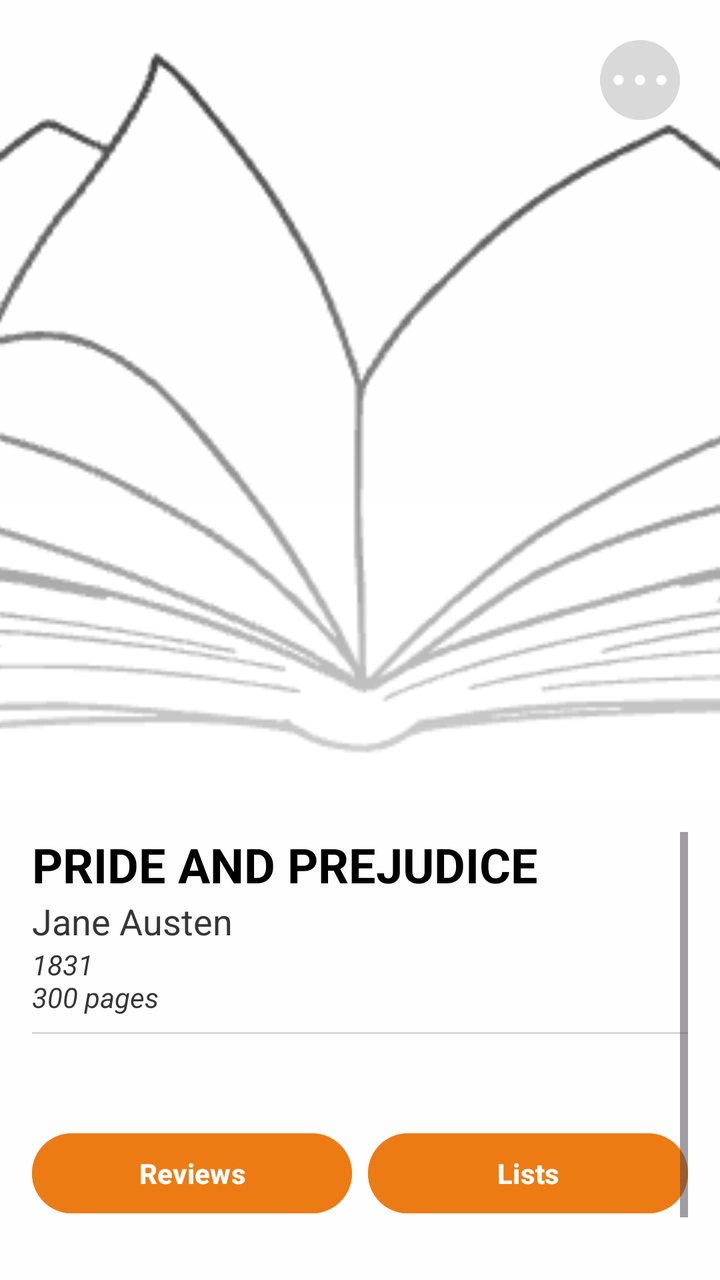
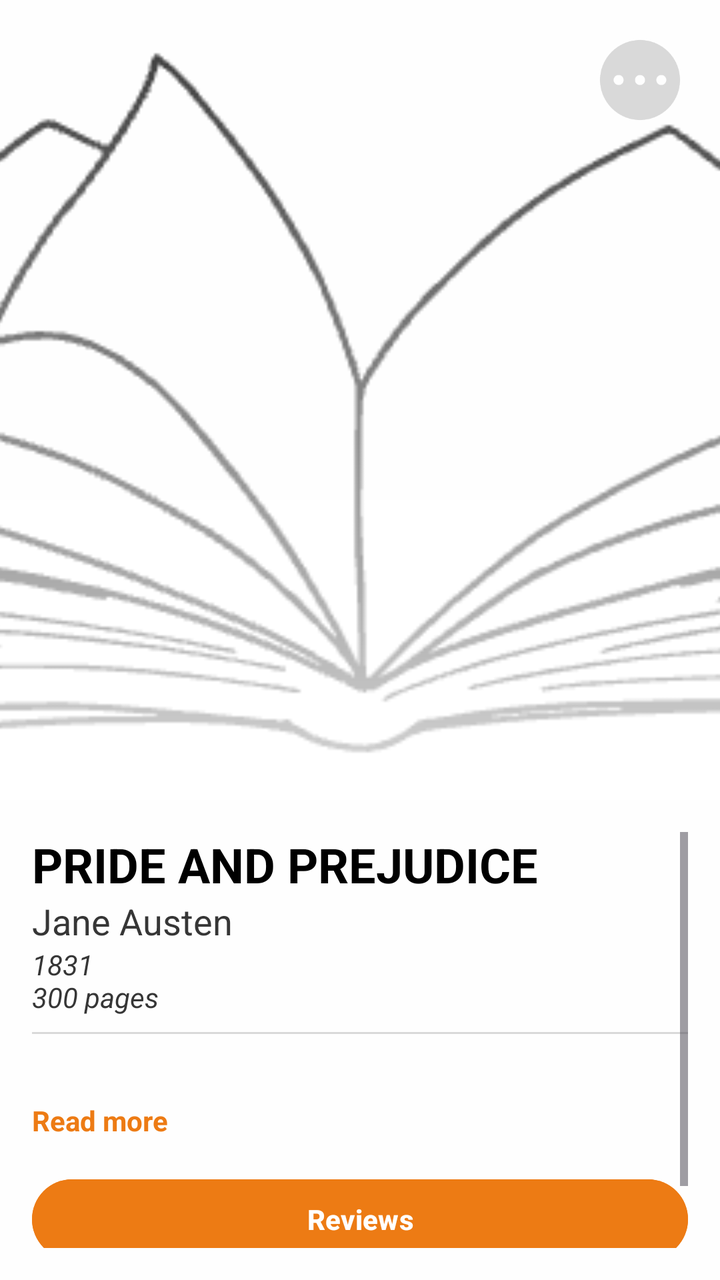

The first picture is an Android layout as it rendered before a commit; the second is the same layout after the commit. The layout source and the unified diff follow.
<!-- AndroidManifest.xml: application theme Theme.FrontendBook -->
<!-- res/layout/fragment_book_info_page.xml -->
<RelativeLayout xmlns:android="http://schemas.android.com/apk/res/android"
    android:layout_width="match_parent"
    android:layout_height="match_parent"
    xmlns:app="http://schemas.android.com/apk/res-auto"
    android:background="@color/backgroundPrimary">

    
    <FrameLayout
        android:id="@+id/imageContainer"
        android:layout_width="match_parent"
        android:layout_height="400dp">

        <ImageView
            android:id="@+id/bookCoverImage"
            android:layout_width="match_parent"
            android:layout_height="match_parent"
            android:scaleType="centerCrop"
            android:src="@drawable/bookk" />

        
        <View
            android:layout_width="match_parent"
            android:layout_height="match_parent"
            android:background="@drawable/bottom_gradient" />

        
        <ImageButton
            android:id="@+id/buttonMore"
            android:layout_width="48dp"
            android:layout_height="48dp"
            android:layout_gravity="top|end"
            android:layout_margin="16dp"
            android:background="?attr/selectableItemBackgroundBorderless"
            android:src="@drawable/moreinfo"
            android:contentDescription="@string/more_options" />
    </FrameLayout>

    
    <ScrollView
        android:id="@+id/scrollContent"
        android:layout_below="@id/imageContainer"
        android:layout_width="match_parent"
        android:layout_height="match_parent"
        android:fillViewport="true"
        android:padding="16dp">

        <LinearLayout
            android:layout_width="match_parent"
            android:layout_height="wrap_content"
            android:orientation="vertical">

            
            <TextView
                android:id="@+id/bookTitle"
                android:layout_width="wrap_content"
                android:layout_height="wrap_content"
                android:text="PRIDE AND PREJUDICE"
                android:textColor="@color/black"
                android:textStyle="bold"
                android:textSize="24sp" />

            <TextView
                android:id="@+id/bookAuthor"
                android:layout_width="wrap_content"
                android:layout_height="wrap_content"
                android:text="Jane Austen"
                android:textColor="@color/textBookInfo"
                android:textSize="18sp" />

            <TextView
                android:id="@+id/bookMeta"
                android:layout_width="wrap_content"
                android:layout_height="wrap_content"
                android:text="1831\n300 pages"
                android:textColor="@color/textBookInfo"
                android:textStyle="italic"
                android:textSize="14sp" />

            
            <View
                android:layout_width="match_parent"
                android:layout_height="1dp"
                android:layout_marginVertical="8dp"
                android:background="@color/line" />

            
            <TextView
                android:id="@+id/bookDescription"
                android:layout_width="match_parent"
                android:layout_height="wrap_content"
                android:textSize="16sp"
                android:textColor="@color/textBookInfo"
                android:lineSpacingExtra="4dp"
                android:textStyle="normal"
                android:maxLines="100" />

            
            <LinearLayout
                android:layout_width="match_parent"
                android:layout_height="wrap_content"
                android:layout_marginTop="16dp"
                android:orientation="horizontal"
                android:gravity="center">

                <Button
                    android:id="@+id/bookInforeviewsButton"
                    android:layout_width="0dp"
                    android:layout_weight="1"
                    android:layout_height="wrap_content"
                    android:text="Reviews"
                    android:backgroundTint="@color/buttonSecondary"
                    android:textStyle="bold"
                    android:textColor="@android:color/white"
                    />

                <Button
                    android:id="@+id/bookInfolistsButton"
                    android:layout_width="0dp"
                    android:layout_weight="1"
                    android:layout_height="wrap_content"
                    android:text="Lists"
                    android:backgroundTint="@color/buttonSecondary"
                    android:textStyle="bold"
                    android:textColor="@android:color/white"
                    android:layout_marginStart="8dp" />
            </LinearLayout>

            
            <TextView
                android:layout_width="wrap_content"
                android:layout_height="wrap_content"
                android:text="Ratings"
                android:textColor="@color/textBookInfo"
                android:textSize="18sp"
                android:textStyle="italic"
                android:layout_marginTop="16dp" />

            <LinearLayout
                android:id="@+id/ratingStars"
                android:layout_width="wrap_content"
                android:layout_height="wrap_content"
                android:layout_marginTop="8dp"
                android:orientation="horizontal" />
        </LinearLayout>
    </ScrollView>

</RelativeLayout>
<!-- resources referenced by this layout -->
<resources>
  <color name="backgroundPrimary">#FEFEFE</color>
  <color name="black">#000000</color>
  <color name="buttonSecondary">#ED7B14</color>
  <color name="line">#D9D9D9</color>
  <color name="textBookInfo">#363636</color>
  <!-- drawable bookk: png bitmap (drawable, 18992 bytes) -->
  <!-- drawable bottom_gradient (drawable) -->
  <shape xmlns:android="http://schemas.android.com/apk/res/android" android:shape="rectangle">
      <gradient
          android:startColor="#00FFFFFF"
          android:endColor="#CCFFFFFF"
          android:angle="270" />
  </shape>
  <!-- drawable moreinfo (drawable) -->
  <vector xmlns:android="http://schemas.android.com/apk/res/android"
      android:width="48dp"
      android:height="48dp"
      android:viewportWidth="960"
      android:viewportHeight="960">
    <path
        android:pathData="M266.12,530q20.88,0 35.38,-14.62 14.5,-14.62 14.5,-35.5 0,-20.88 -14.62,-35.38 -14.62,-14.5 -35.5,-14.5 -20.88,0 -35.38,14.62 -14.5,14.62 -14.5,35.5 0,20.88 14.62,35.38 14.62,14.5 35.5,14.5ZM480.12,530q20.88,0 35.38,-14.62 14.5,-14.62 14.5,-35.5 0,-20.88 -14.62,-35.38 -14.62,-14.5 -35.5,-14.5 -20.88,0 -35.38,14.62 -14.5,14.62 -14.5,35.5 0,20.88 14.62,35.38 14.62,14.5 35.5,14.5ZM693.12,530q20.88,0 35.38,-14.62 14.5,-14.62 14.5,-35.5 0,-20.88 -14.62,-35.38 -14.62,-14.5 -35.5,-14.5 -20.88,0 -35.38,14.62 -14.5,14.62 -14.5,35.5 0,20.88 14.62,35.38 14.62,14.5 35.5,14.5ZM480.27,880q-82.74,0 -155.5,-31.5Q252,817 197.5,762.5t-86,-127.34Q80,562.32 80,479.5t31.5,-155.66Q143,251 197.5,197t127.34,-85.5Q397.68,80 480.5,80t155.66,31.5Q709,143 763,197t85.5,127Q880,397 880,479.73q0,82.74 -31.5,155.5Q817,708 763,762.32q-54,54.31 -127,86Q563,880 480.27,880Z"
        android:fillColor="#d9d9d9"/>
  </vector>
  <string name="more_options">More Options</string>
  <style name="Theme.FrontendBook" parent="Base.Theme.FrontendBook" />
  <style name="Base.Theme.FrontendBook" parent="Theme.Material3.DayNight.NoActionBar">
  
          <item name="colorPrimary">@color/backgroundPrimary</item>
          <item name="colorPrimaryVariant">@color/backgroundSecondary</item>
          <item name="colorOnPrimary">@color/black</item>
          <item name="colorSecondary">@color/black</item>
          <item name="colorOutline">@color/line</item>
          <item name="colorControlHighlight">@android:color/transparent</item>
  
      </style>
  <color name="backgroundSecondary">#D9D9D9</color>
</resources>

<!-- the commit's change to res/layout/fragment_book_info_page.xml (unified diff, before → after) -->
@@ -83,7 +83,6 @@
                 android:layout_marginVertical="8dp"
                 android:background="@color/line" />
 
-            
             <TextView
                 android:id="@+id/bookDescription"
                 android:layout_width="match_parent"
@@ -92,7 +91,20 @@
                 android:textColor="@color/textBookInfo"
                 android:lineSpacingExtra="4dp"
                 android:textStyle="normal"
-                android:maxLines="100" />
+                android:maxLines="4"
+                android:ellipsize="end" />
+
+            
+            <TextView
+                android:id="@+id/readMoreToggle"
+                android:layout_width="wrap_content"
+                android:layout_height="wrap_content"
+                android:text="Read more"
+                android:textColor="@color/buttonSecondary"
+                android:textStyle="bold"
+                android:paddingTop="4dp"
+                android:clickable="true"
+                android:focusable="true" />
 
             
             <LinearLayout
@@ -113,16 +125,6 @@
                     android:textColor="@android:color/white"
                     />
 
-                <Button
-                    android:id="@+id/bookInfolistsButton"
-                    android:layout_width="0dp"
-                    android:layout_weight="1"
-                    android:layout_height="wrap_content"
-                    android:text="Lists"
-                    android:backgroundTint="@color/buttonSecondary"
-                    android:textStyle="bold"
-                    android:textColor="@android:color/white"
-                    android:layout_marginStart="8dp" />
             </LinearLayout>
 
             
